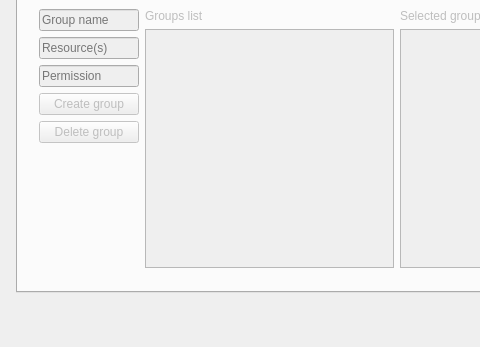
This is MainWindow.ui in Credid/credid-client-qt as Qt 5 draws it before an edit; both pictures show x 0 to 480 and y 103 to 450 of the 685 by 450 pixel window. The edited form follows.
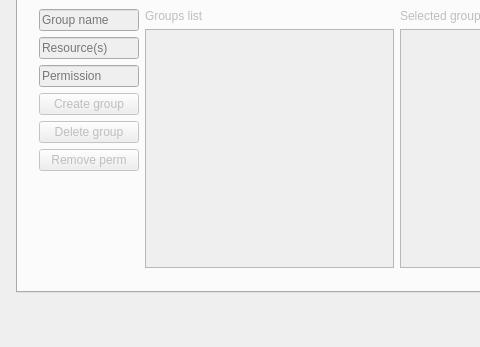
This is the edited form. The open tabs and pages were chosen to show the change.

Commit message: Add remove group permission

```diff
--- a/MainWindow.ui
+++ b/MainWindow.ui
@@ -299,6 +299,13 @@
            </property>
           </widget>
          </item>
+         <item>
+          <widget class="QPushButton" name="removePermission">
+           <property name="text">
+            <string>Remove perm</string>
+           </property>
+          </widget>
+         </item>
          <item>
           <spacer name="verticalSpacer_4">
            <property name="orientation">
```
Left out of the diff: 2 changed lines with no effect on the pictures. The commit also changes 2 other files.
